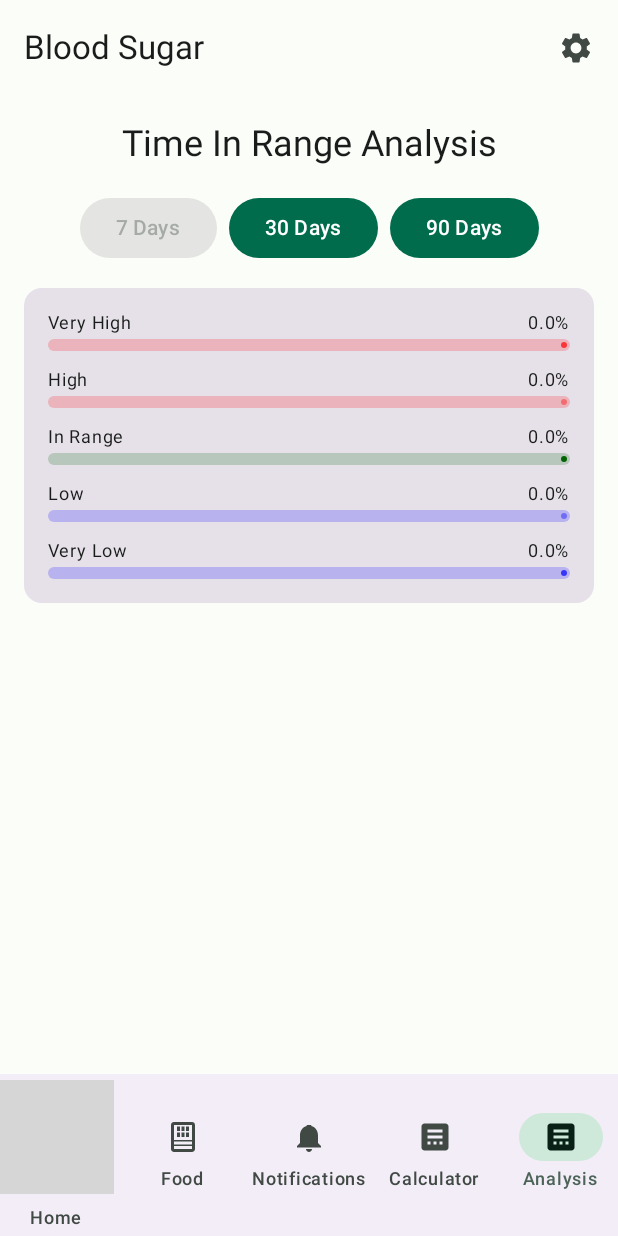
After one commit to Anato-Lich/android_blood_sugar, an Android app built with Jetpack Compose: the AnalysisScreen screen opened through its navigation route, on a phone screen of 412 x 824 dp. The commit adds this screen. Run offline under Robolectric (Android 15) with nearby library versions, the phone set to English and light mode, and no system bars; our stand-ins replace Room's generated code; 1 statement that could not run was skipped; grey boxes are pictures that could not be loaded.

Commit message:
feat: analysis tab added, data export added, minor bug fixes

```diff
--- a/app/src/main/java/com/example/bloodsugar/MainActivity.kt
+++ b/app/src/main/java/com/example/bloodsugar/MainActivity.kt
@@ -59,6 +59,7 @@ val items = listOf(
     Screen.Food,
     Screen.Notifications,
     Screen.Calculator,
+    Screen.Analysis
 )
 
 class MainActivity : ComponentActivity() {
@@ -176,7 +177,8 @@ fun MainScreen() {
             composable(Screen.Home.route) { HomeScreen(homeViewModel = homeViewModel) }
             composable(Screen.Food.route) { FoodScreen() }
             composable(Screen.Notifications.route) { NotificationsScreen() }
-                                                composable(Screen.Calculator.route) { CalculatorScreen(navController = navController, homeViewModel = homeViewModel) }
+            composable(Screen.Calculator.route) { CalculatorScreen(navController = navController, homeViewModel = homeViewModel) }
+            composable(Screen.Analysis.route) { com.example.bloodsugar.ui.screens.AnalysisScreen() }
             composable("settings") { SettingsScreen(navController) }
         }
     }
--- a/app/src/main/java/com/example/bloodsugar/Screen.kt
+++ b/app/src/main/java/com/example/bloodsugar/Screen.kt
@@ -8,4 +8,5 @@ sealed class Screen(val route: String, @DrawableRes val icon: Int) {
     object Notifications : Screen("Notifications", R.drawable.ic_notifications)
     object Calculator : Screen("Calculator", R.drawable.ic_calculator)
     object Food : Screen("Food", R.drawable.ic_food_menu)
+    object Analysis : Screen("Analysis", R.drawable.ic_calculator) // Using placeholder icon
 }
--- a/app/src/main/java/com/example/bloodsugar/data/SettingsDataStore.kt
+++ b/app/src/main/java/com/example/bloodsugar/data/SettingsDataStore.kt
@@ -22,6 +22,8 @@ class SettingsDataStore(context: Context) {
         val CARBS_PER_BU = floatPreferencesKey("carbs_per_bu")
         val DAILY_CARBS_GOAL = floatPreferencesKey("daily_carbs_goal")
         val INSULIN_DOSE_ACCURACY = floatPreferencesKey("insulin_dose_accuracy")
+        val POST_MEAL_NOTIFICATION_ENABLED = androidx.datastore.preferences.core.booleanPreferencesKey("post_meal_notification_enabled")
+        val POST_MEAL_NOTIFICATION_DELAY = androidx.datastore.preferences.core.intPreferencesKey("post_meal_notification_delay")
     }
 
     val breakfastCoefficient: Flow<Float> = dataStore.data.map {
@@ -46,6 +48,14 @@ class SettingsDataStore(context: Context) {
 
     val insulinDoseAccuracy: Flow<Float> = dataStore.data.map {
         it[PreferencesKeys.INSULIN_DOSE_ACCURACY] ?: 0.5f
+    }
+
+    val postMealNotificationEnabled: Flow<Boolean> = dataStore.data.map {
+        it[PreferencesKeys.POST_MEAL_NOTIFICATION_ENABLED] ?: false
+    }
+
+    val postMealNotificationDelay: Flow<Int> = dataStore.data.map {
+        it[PreferencesKeys.POST_MEAL_NOTIFICATION_DELAY] ?: 120
     }
 
     suspend fun saveCoefficients(breakfast: Float, dinner: Float, supper: Float) {
@@ -73,4 +83,11 @@ class SettingsDataStore(context: Context) {
             it[PreferencesKeys.INSULIN_DOSE_ACCURACY] = accuracy
         }
     }
+
+    suspend fun savePostMealNotificationSettings(enabled: Boolean, delay: Int) {
+        dataStore.edit {
+            it[PreferencesKeys.POST_MEAL_NOTIFICATION_ENABLED] = enabled
+            it[PreferencesKeys.POST_MEAL_NOTIFICATION_DELAY] = delay
+        }
+    }
 }
--- a/app/src/main/java/com/example/bloodsugar/database/ActivityDao.kt
+++ b/app/src/main/java/com/example/bloodsugar/database/ActivityDao.kt
@@ -17,4 +17,7 @@ interface ActivityDao {
 
     @Query("SELECT * FROM activities WHERE timestamp BETWEEN :startTime AND :endTime ORDER BY timestamp DESC")
     fun getActivitiesInRange(startTime: Long, endTime: Long): Flow<List<ActivityRecord>>
+
+    @Query("SELECT * FROM activities ORDER BY timestamp DESC")
+    suspend fun getAllActivitiesList(): List<ActivityRecord>
 }
--- a/app/src/main/java/com/example/bloodsugar/database/BloodSugarDao.kt
+++ b/app/src/main/java/com/example/bloodsugar/database/BloodSugarDao.kt
@@ -22,4 +22,7 @@ interface BloodSugarDao {
 
     @Query("SELECT AVG(value) FROM blood_sugar_records WHERE timestamp >= :since")
     fun getAverageBloodSugar(since: Long = System.currentTimeMillis() - 24 * 60 * 60 * 1000): Flow<Float?>
+
+    @Query("SELECT * FROM blood_sugar_records ORDER BY timestamp DESC")
+    suspend fun getAllRecordsList(): List<BloodSugarRecord>
 }
--- a/app/src/main/java/com/example/bloodsugar/database/EventDao.kt
+++ b/app/src/main/java/com/example/bloodsugar/database/EventDao.kt
@@ -20,4 +20,7 @@ interface EventDao {
 
     @Query("SELECT SUM(value) FROM events WHERE type = 'CARBS' AND timestamp BETWEEN :startOfDay AND :endOfDay")
     fun getCarbsSumForDay(startOfDay: Long, endOfDay: Long): Flow<Float?>
+
+    @Query("SELECT * FROM events ORDER BY timestamp DESC")
+    suspend fun getAllEventsList(): List<EventRecord>
 }
--- /dev/null
+++ b/app/src/main/java/com/example/bloodsugar/ui/screens/AnalysisScreen.kt
@@ -0,0 +1,72 @@
+package com.example.bloodsugar.ui.screens
+
+import androidx.compose.foundation.layout.*
+import androidx.compose.material3.*
+import androidx.compose.runtime.Composable
+import androidx.compose.runtime.collectAsState
+import androidx.compose.runtime.getValue
+import androidx.compose.ui.Alignment
+import androidx.compose.ui.Modifier
+import androidx.compose.ui.graphics.Color
+import androidx.compose.ui.unit.dp
+import androidx.lifecycle.viewmodel.compose.viewModel
+import com.example.bloodsugar.viewmodel.AnalysisViewModel
+
+@Composable
+fun AnalysisScreen(analysisViewModel: AnalysisViewModel = viewModel()) {
+    val uiState by analysisViewModel.uiState.collectAsState()
+
+    Column(
+        modifier = Modifier
+            .fillMaxSize()
+            .padding(16.dp),
+        horizontalAlignment = Alignment.CenterHorizontally,
+        verticalArrangement = Arrangement.spacedBy(16.dp)
+    ) {
+        Text("Time In Range Analysis", style = MaterialTheme.typography.headlineSmall)
+
+        Row(horizontalArrangement = Arrangement.spacedBy(8.dp)) {
+            Button(onClick = { analysisViewModel.calculateTir(7) }, enabled = uiState.selectedPeriod != 7) {
+                Text("7 Days")
+            }
+            Button(onClick = { analysisViewModel.calculateTir(30) }, enabled = uiState.selectedPeriod != 30) {
+                Text("30 Days")
+            }
+            Button(onClick = { analysisViewModel.calculateTir(90) }, enabled = uiState.selectedPeriod != 90) {
+                Text("90 Days")
+            }
+        }
+
+        TirCard(uiState = uiState)
+    }
+}
+
+@Composable
+fun TirCard(uiState: com.example.bloodsugar.viewmodel.AnalysisUiState) {
+    Card(modifier = Modifier.fillMaxWidth()) {
+        Column(modifier = Modifier.padding(16.dp), verticalArrangement = Arrangement.spacedBy(12.dp)) {
+            TirRow("Very High", uiState.veryHigh, Color.Red.copy(alpha = 0.7f))
+            TirRow("High", uiState.high, Color.Red.copy(alpha = 0.4f))
+            TirRow("In Range", uiState.timeInRange, Color(0xFF006400))
+            TirRow("Low", uiState.low, Color.Blue.copy(alpha = 0.4f))
+            TirRow("Very Low", uiState.veryLow, Color.Blue.copy(alpha = 0.7f))
+        }
+    }
+}
+
+@Composable
+fun TirRow(label: String, percentage: Float, color: Color) {
+    Column {
+        Row(modifier = Modifier.fillMaxWidth(), horizontalArrangement = Arrangement.SpaceBetween) {
+            Text(label, style = MaterialTheme.typography.bodyLarge)
+            Text("%.1f%%".format(percentage), style = MaterialTheme.typography.bodyLarge)
+        }
+        Spacer(modifier = Modifier.height(4.dp))
+        LinearProgressIndicator(
+            progress = { percentage / 100f },
+            modifier = Modifier.fillMaxWidth().height(8.dp),
+            color = color,
+            trackColor = color.copy(alpha = 0.2f)
+        )
+    }
+}
--- /dev/null
+++ b/app/src/main/java/com/example/bloodsugar/viewmodel/AnalysisViewModel.kt
@@ -0,0 +1,86 @@
+package com.example.bloodsugar.viewmodel
+
+import android.app.Application
+import androidx.lifecycle.AndroidViewModel
+import com.example.bloodsugar.database.AppDatabase
+import androidx.lifecycle.viewModelScope
+import kotlinx.coroutines.flow.MutableStateFlow
+import kotlinx.coroutines.flow.StateFlow
+import kotlinx.coroutines.flow.asStateFlow
+import kotlinx.coroutines.flow.first
+import kotlinx.coroutines.launch
+import java.util.concurrent.TimeUnit
+
+data class AnalysisUiState(
+    val timeInRange: Float = 0f,
+    val timeAboveRange: Float = 0f,
+    val timeBelowRange: Float = 0f,
+    val veryLow: Float = 0f,
+    val low: Float = 0f,
+    val high: Float = 0f,
+    val veryHigh: Float = 0f,
+    val selectedPeriod: Int = 7 // Default to 7 days
+)
+
+class AnalysisViewModel(application: Application) : AndroidViewModel(application) {
+
+    private val bloodSugarDao = AppDatabase.getDatabase(application).bloodSugarDao()
+
+    private val _uiState = MutableStateFlow(AnalysisUiState())
+    val uiState: StateFlow<AnalysisUiState> = _uiState.asStateFlow()
+
+    init {
+        calculateTir(7)
+    }
+
+    fun calculateTir(days: Int) {
+        viewModelScope.launch {
+            val endTime = System.currentTimeMillis()
+            val startTime = endTime - TimeUnit.DAYS.toMillis(days.toLong())
+            val records = bloodSugarDao.getRecordsInRange(startTime, endTime).first()
+
+            if (records.size < 2) {
+                _uiState.value = AnalysisUiState(selectedPeriod = days)
+                return@launch
+            }
+
+            var durationVeryLow = 0L
+            var durationLow = 0L
+            var durationInRange = 0L
+            var durationHigh = 0L
+            var durationVeryHigh = 0L
+
+            for (i in 0 until records.size - 1) {
+                val currentRecord = records[i]
+                val nextRecord = records[i+1]
+                val duration = currentRecord.timestamp - nextRecord.timestamp
+
+                // Average value for the segment
+                val avgValue = (currentRecord.value + nextRecord.value) / 2f
+
+                when {
+                    avgValue < 3.0f -> durationVeryLow += duration
+                    avgValue < 4.0f -> durationLow += duration
+                    avgValue <= 10.0f -> durationInRange += duration
+                    avgValue <= 13.9f -> durationHigh += duration
+                    else -> durationVeryHigh += duration
+                }
+            }
+
+            val totalDuration = records.first().timestamp - records.last().timestamp
+            if (totalDuration > 0) {
+                val totalDurationFloat = totalDuration.toFloat()
+                _uiState.value = AnalysisUiState(
+                    timeInRange = (durationInRange / totalDurationFloat) * 100,
+                    timeAboveRange = ((durationHigh + durationVeryHigh) / totalDurationFloat) * 100,
+                    timeBelowRange = ((durationLow + durationVeryLow) / totalDurationFloat) * 100,
+                    veryLow = (durationVeryLow / totalDurationFloat) * 100,
+                    low = (durationLow / totalDurationFloat) * 100,
+                    high = (durationHigh / totalDurationFloat) * 100,
+                    veryHigh = (durationVeryHigh / totalDurationFloat) * 100,
+                    selectedPeriod = days
+                )
+            }
+        }
+    }
+}
--- /dev/null
+++ b/app/src/main/res/xml/file_paths.xml
@@ -0,0 +1,4 @@
+<?xml version="1.0" encoding="utf-8"?>
+<paths xmlns:android="http://schemas.android.com/apk/res/android">
+    <cache-path name="shared_pdfs" path="exports/"/>
+</paths>
```
Also changed, not shown: app/src/main/AndroidManifest.xml (+9 -0 lines), app/src/main/java/com/example/bloodsugar/notifications/NotificationWorker.kt (+7 -1 lines), app/src/main/java/com/example/bloodsugar/ui/screens/SettingsScreen.kt (+97 -0 lines), app/src/main/java/com/example/bloodsugar/viewmodel/HomeViewModel.kt (+41 -0 lines), app/src/main/java/com/example/bloodsugar/viewmodel/SettingsViewModel.kt (+181 -7 lines).
